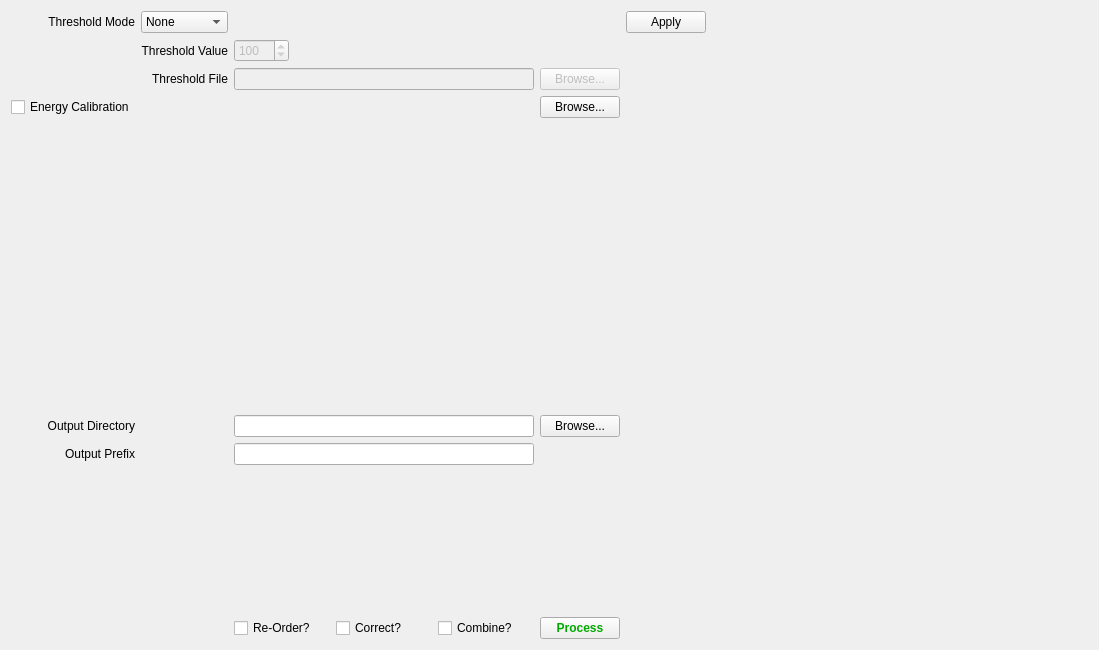
First picture: the form in STFC/HexitecGigEProject/trunk/HxtProcessingLibTest/processingForm.ui, repository stfc-detectors/hexitec, before the edit.
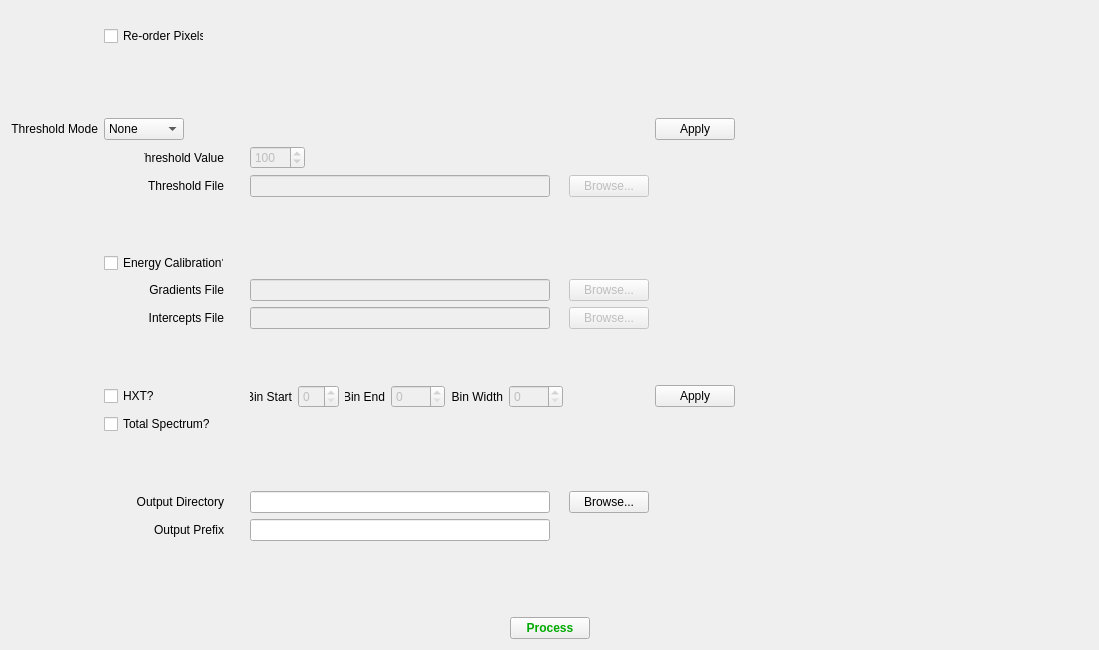
Second picture: the form after the edit.

Patch:
```diff
--- a/STFC/HexitecGigEProject/trunk/HxtProcessingLibTest/processingForm.ui
+++ b/STFC/HexitecGigEProject/trunk/HxtProcessingLibTest/processingForm.ui
@@ -25,44 +25,62 @@
    </item>
    <item row="1" column="0" rowspan="4" colspan="3">
     <layout class="QGridLayout" name="gridLayout_3">
-     <item row="6" column="2">
-      <widget class="QLineEdit" name="outputDirectory">
+     <item row="12" column="2">
+      <widget class="QCheckBox" name="totalSpectrumCheckBox">
+       <property name="text">
+        <string>Total Spectrum?</string>
+       </property>
+      </widget>
+     </item>
+     <item row="0" column="2">
+      <widget class="QCheckBox" name="re_orderCheckBox">
        <property name="maximumSize">
         <size>
-         <width>300</width>
+         <width>100</width>
          <height>16777215</height>
         </size>
        </property>
-      </widget>
-     </item>
-     <item row="6" column="0">
-      <widget class="QLabel" name="outputDirectorylabel">
+       <property name="layoutDirection">
+        <enum>Qt::LeftToRight</enum>
+       </property>
        <property name="text">
-        <string>Output Directory</string>
+        <string>Re-order Pixels?</string>
        </property>
-       <property name="alignment">
-        <set>Qt::AlignRight|Qt::AlignTrailing|Qt::AlignVCenter</set>
+       <property name="checked">
+        <bool>false</bool>
        </property>
       </widget>
      </item>
-     <item row="7" column="2">
-      <widget class="QLineEdit" name="outputPrefix">
+     <item row="8" column="5">
+      <widget class="QPushButton" name="gradientsFileButton">
+       <property name="enabled">
+        <bool>false</bool>
+       </property>
        <property name="maximumSize">
         <size>
-         <width>300</width>
-         <height>16777215</height>
+         <width>80</width>
+         <height>23</height>
         </size>
        </property>
-      </widget>
-     </item>
-     <item row="6" column="3">
-      <widget class="QPushButton" name="outputDirectoryButton">
        <property name="text">
         <string>Browse...</string>
        </property>
       </widget>
      </item>
-     <item row="7" column="0">
+     <item row="10" column="2">
+      <spacer name="verticalSpacer_2">
+       <property name="orientation">
+        <enum>Qt::Vertical</enum>
+       </property>
+       <property name="sizeHint" stdset="0">
+        <size>
+         <width>20</width>
+         <height>40</height>
+        </size>
+       </property>
+      </spacer>
+     </item>
+     <item row="15" column="2">
       <widget class="QLabel" name="outputPrefixLabel">
        <property name="minimumSize">
         <size>
@@ -70,6 +88,12 @@
          <height>17</height>
         </size>
        </property>
+       <property name="maximumSize">
+        <size>
+         <width>120</width>
+         <height>16777215</height>
+        </size>
+       </property>
        <property name="layoutDirection">
         <enum>Qt::LeftToRight</enum>
        </property>
@@ -81,234 +105,7 @@
        </property>
       </widget>
      </item>
-     <item row="4" column="0">
-      <spacer name="verticalSpacer">
-       <property name="orientation">
-        <enum>Qt::Vertical</enum>
-       </property>
-       <property name="sizeHint" stdset="0">
-        <size>
-         <width>20</width>
-         <height>40</height>
-        </size>
-       </property>
-      </spacer>
-     </item>
-     <item row="0" column="0">
-      <widget class="QLabel" name="thresholdModeLabel">
-       <property name="layoutDirection">
-        <enum>Qt::LeftToRight</enum>
-       </property>
-       <property name="text">
-        <string>Threshold Mode</string>
-       </property>
-       <property name="alignment">
-        <set>Qt::AlignRight|Qt::AlignTrailing|Qt::AlignVCenter</set>
-       </property>
-      </widget>
-     </item>
-     <item row="3" column="3">
-      <widget class="QPushButton" name="configurationButton">
-       <property name="maximumSize">
-        <size>
-         <width>80</width>
-         <height>23</height>
-        </size>
-       </property>
-       <property name="text">
-        <string>Browse...</string>
-       </property>
-      </widget>
-     </item>
-     <item row="9" column="5">
-      <spacer name="horizontalSpacer">
-       <property name="orientation">
-        <enum>Qt::Horizontal</enum>
-       </property>
-       <property name="sizeHint" stdset="0">
-        <size>
-         <width>40</width>
-         <height>20</height>
-        </size>
-       </property>
-      </spacer>
-     </item>
-     <item row="5" column="0">
-      <spacer name="verticalSpacer_2">
-       <property name="orientation">
-        <enum>Qt::Vertical</enum>
-       </property>
-       <property name="sizeHint" stdset="0">
-        <size>
-         <width>20</width>
-         <height>40</height>
-        </size>
-       </property>
-      </spacer>
-     </item>
-     <item row="9" column="3">
-      <widget class="QPushButton" name="processButton">
-       <property name="maximumSize">
-        <size>
-         <width>100</width>
-         <height>16777215</height>
-        </size>
-       </property>
-       <property name="palette">
-        <palette>
-         <active>
-          <colorrole role="Text">
-           <brush brushstyle="SolidPattern">
-            <color alpha="255">
-             <red>0</red>
-             <green>170</green>
-             <blue>0</blue>
-            </color>
-           </brush>
-          </colorrole>
-          <colorrole role="ButtonText">
-           <brush brushstyle="SolidPattern">
-            <color alpha="255">
-             <red>0</red>
-             <green>170</green>
-             <blue>0</blue>
-            </color>
-           </brush>
-          </colorrole>
-         </active>
-         <inactive>
-          <colorrole role="Text">
-           <brush brushstyle="SolidPattern">
-            <color alpha="255">
-             <red>0</red>
-             <green>170</green>
-             <blue>0</blue>
-            </color>
-           </brush>
-          </colorrole>
-          <colorrole role="ButtonText">
-           <brush brushstyle="SolidPattern">
-            <color alpha="255">
-             <red>0</red>
-             <green>170</green>
-             <blue>0</blue>
-            </color>
-           </brush>
-          </colorrole>
-         </inactive>
-         <disabled>
-          <colorrole role="Text">
-           <brush brushstyle="SolidPattern">
-            <color alpha="255">
-             <red>120</red>
-             <green>120</green>
-             <blue>120</blue>
-            </color>
-           </brush>
-          </colorrole>
-          <colorrole role="ButtonText">
-           <brush brushstyle="SolidPattern">
-            <color alpha="255">
-             <red>120</red>
-             <green>120</green>
-             <blue>120</blue>
-            </color>
-           </brush>
-          </colorrole>
-         </disabled>
-        </palette>
-       </property>
-       <property name="font">
-        <font>
-         <weight>75</weight>
-         <bold>true</bold>
-        </font>
-       </property>
-       <property name="text">
-        <string>Process</string>
-       </property>
-      </widget>
-     </item>
-     <item row="9" column="2">
-      <layout class="QHBoxLayout" name="horizontalLayout_3">
-       <item>
-        <widget class="QCheckBox" name="reorderCheck">
-         <property name="maximumSize">
-          <size>
-           <width>100</width>
-           <height>16777215</height>
-          </size>
-         </property>
-         <property name="text">
-          <string>Re-Order?</string>
-         </property>
-        </widget>
-       </item>
-       <item>
-        <widget class="QCheckBox" name="correctCheck">
-         <property name="maximumSize">
-          <size>
-           <width>100</width>
-           <height>16777215</height>
-          </size>
-         </property>
-         <property name="text">
-          <string>Correct?</string>
-         </property>
-         <property name="checked">
-          <bool>false</bool>
-         </property>
-        </widget>
-       </item>
-       <item>
-        <widget class="QCheckBox" name="combineCheck">
-         <property name="maximumSize">
-          <size>
-           <width>100</width>
-           <height>16777215</height>
-          </size>
-         </property>
-         <property name="text">
-          <string>Combine?</string>
-         </property>
-        </widget>
-       </item>
-      </layout>
-     </item>
-     <item row="8" column="0">
-      <spacer name="verticalSpacer_3">
-       <property name="orientation">
-        <enum>Qt::Vertical</enum>
-       </property>
-       <property name="sizeHint" stdset="0">
-        <size>
-         <width>20</width>
-         <height>40</height>
-        </size>
-       </property>
-      </spacer>
-     </item>
-     <item row="1" column="1">
-      <widget class="QLabel" name="thresholdValueLabel">
-       <property name="text">
-        <string>Threshold Value</string>
-       </property>
-       <property name="alignment">
-        <set>Qt::AlignRight|Qt::AlignTrailing|Qt::AlignVCenter</set>
-       </property>
-      </widget>
-     </item>
-     <item row="2" column="1">
-      <widget class="QLabel" name="thresholdFileLabel">
-       <property name="text">
-        <string>Threshold File</string>
-       </property>
-       <property name="alignment">
-        <set>Qt::AlignRight|Qt::AlignTrailing|Qt::AlignVCenter</set>
-       </property>
-      </widget>
-     </item>
-     <item row="1" column="2">
+     <item row="4" column="4">
       <widget class="QSpinBox" name="thresholdValue">
        <property name="enabled">
         <bool>false</bool>
@@ -336,8 +133,330 @@
        </property>
       </widget>
      </item>
-     <item row="0" column="1">
+     <item row="11" column="4">
+      <layout class="QHBoxLayout" name="horizontalLayout">
+       <item>
+        <widget class="QLabel" name="startBinLabel">
+         <property name="maximumSize">
+          <size>
+           <width>42</width>
+           <height>16777215</height>
+          </size>
+         </property>
+         <property name="sizeIncrement">
+          <size>
+           <width>40</width>
+           <height>0</height>
+          </size>
+         </property>
+         <property name="text">
+          <string>Bin Start</string>
+         </property>
+         <property name="alignment">
+          <set>Qt::AlignRight|Qt::AlignTrailing|Qt::AlignVCenter</set>
+         </property>
+        </widget>
+       </item>
+       <item>
+        <widget class="QSpinBox" name="binStarSpinBox">
+         <property name="enabled">
+          <bool>false</bool>
+         </property>
+         <property name="maximumSize">
+          <size>
+           <width>55</width>
+           <height>16777215</height>
+          </size>
+         </property>
+        </widget>
+       </item>
+       <item>
+        <widget class="QLabel" name="endBinLabel">
+         <property name="maximumSize">
+          <size>
+           <width>40</width>
+           <height>16777215</height>
+          </size>
+         </property>
+         <property name="text">
+          <string>Bin End</string>
+         </property>
+         <property name="alignment">
+          <set>Qt::AlignRight|Qt::AlignTrailing|Qt::AlignVCenter</set>
+         </property>
+        </widget>
+       </item>
+       <item>
+        <widget class="QSpinBox" name="binEndSpinBox">
+         <property name="enabled">
+          <bool>false</bool>
+         </property>
+         <property name="maximumSize">
+          <size>
+           <width>55</width>
+           <height>16777215</height>
+          </size>
+         </property>
+         <property name="maximum">
+          <number>6400</number>
+         </property>
+        </widget>
+       </item>
+       <item>
+        <widget class="QLabel" name="label">
+         <property name="text">
+          <string>Bin Width</string>
+         </property>
+         <property name="alignment">
+          <set>Qt::AlignRight|Qt::AlignTrailing|Qt::AlignVCenter</set>
+         </property>
+        </widget>
+       </item>
+       <item>
+        <widget class="QSpinBox" name="binWidthSpinBox">
+         <property name="enabled">
+          <bool>false</bool>
+         </property>
+         <property name="maximumSize">
+          <size>
+           <width>55</width>
+           <height>16777215</height>
+          </size>
+         </property>
+         <property name="maximum">
+          <number>6400</number>
+         </property>
+        </widget>
+       </item>
+      </layout>
+     </item>
+     <item row="6" column="2">
+      <spacer name="verticalSpacer_5">
+       <property name="orientation">
+        <enum>Qt::Vertical</enum>
+       </property>
+       <property name="sizeHint" stdset="0">
+        <size>
+         <width>20</width>
+         <height>40</height>
+        </size>
+       </property>
+      </spacer>
+     </item>
+     <item row="11" column="2">
+      <layout class="QHBoxLayout" name="horizontalLayout_2">
+       <item>
+        <widget class="QCheckBox" name="hxtCheckBox">
+         <property name="text">
+          <string>HXT?</string>
+         </property>
+        </widget>
+       </item>
+      </layout>
+     </item>
+     <item row="7" column="2">
+      <widget class="QCheckBox" name="energyCalibrationCheckBox">
+       <property name="maximumSize">
+        <size>
+         <width>120</width>
+         <height>16777215</height>
+        </size>
+       </property>
+       <property name="text">
+        <string>Energy Calibration?</string>
+       </property>
+      </widget>
+     </item>
+     <item row="4" column="2">
+      <widget class="QLabel" name="thresholdValueLabel">
+       <property name="maximumSize">
+        <size>
+         <width>80</width>
+         <height>16777215</height>
+        </size>
+       </property>
+       <property name="layoutDirection">
+        <enum>Qt::RightToLeft</enum>
+       </property>
+       <property name="text">
+        <string>Threshold Value</string>
+       </property>
+       <property name="alignment">
+        <set>Qt::AlignRight|Qt::AlignTrailing|Qt::AlignVCenter</set>
+       </property>
+      </widget>
+     </item>
+     <item row="5" column="5">
+      <widget class="QPushButton" name="thresholdFileButton">
+       <property name="enabled">
+        <bool>false</bool>
+       </property>
+       <property name="maximumSize">
+        <size>
+         <width>80</width>
+         <height>23</height>
+        </size>
+       </property>
+       <property name="text">
+        <string>Browse...</string>
+       </property>
+      </widget>
+     </item>
+     <item row="0" column="3">
+      <spacer name="verticalSpacer_6">
+       <property name="orientation">
+        <enum>Qt::Vertical</enum>
+       </property>
+       <property name="sizeHint" stdset="0">
+        <size>
+         <width>20</width>
+         <height>40</height>
+        </size>
+       </property>
+      </spacer>
+     </item>
+     <item row="17" column="7">
+      <spacer name="horizontalSpacer">
+       <property name="orientation">
+        <enum>Qt::Horizontal</enum>
+       </property>
+       <property name="sizeHint" stdset="0">
+        <size>
+         <width>40</width>
+         <height>20</height>
+        </size>
+       </property>
+      </spacer>
+     </item>
+     <item row="1" column="2">
+      <spacer name="verticalSpacer_4">
+       <property name="orientation">
+        <enum>Qt::Vertical</enum>
+       </property>
+       <property name="sizeHint" stdset="0">
+        <size>
+         <width>20</width>
+         <height>40</height>
+        </size>
+       </property>
+      </spacer>
+     </item>
+     <item row="16" column="1">
+      <spacer name="verticalSpacer_3">
+       <property name="orientation">
+        <enum>Qt::Vertical</enum>
+       </property>
+       <property name="sizeHint" stdset="0">
+        <size>
+         <width>20</width>
+         <height>40</height>
+        </size>
+       </property>
+      </spacer>
+     </item>
+     <item row="2" column="6">
+      <widget class="QPushButton" name="thresholdButton">
+       <property name="maximumSize">
+        <size>
+         <width>80</width>
+         <height>16777215</height>
+        </size>
+       </property>
+       <property name="text">
+        <string>Apply</string>
+       </property>
+      </widget>
+     </item>
+     <item row="11" column="6">
+      <widget class="QPushButton" name="energyCalibrationButton">
+       <property name="text">
+        <string>Apply</string>
+       </property>
+      </widget>
+     </item>
+     <item row="14" column="4">
+      <widget class="QLineEdit" name="outputDirectory">
+       <property name="maximumSize">
+        <size>
+         <width>300</width>
+         <height>16777215</height>
+        </size>
+       </property>
+      </widget>
+     </item>
+     <item row="5" column="2">
+      <widget class="QLabel" name="thresholdFileLabel">
+       <property name="maximumSize">
+        <size>
+         <width>80</width>
+         <height>16777215</height>
+        </size>
+       </property>
+       <property name="layoutDirection">
+        <enum>Qt::RightToLeft</enum>
+       </property>
+       <property name="text">
+        <string>Threshold File</string>
+       </property>
+       <property name="alignment">
+        <set>Qt::AlignRight|Qt::AlignTrailing|Qt::AlignVCenter</set>
+       </property>
+      </widget>
+     </item>
+     <item row="14" column="5">
+      <widget class="QPushButton" name="outputDirectoryButton">
+       <property name="text">
+        <string>Browse...</string>
+       </property>
+      </widget>
+     </item>
+     <item row="5" column="4">
+      <widget class="QLineEdit" name="thresholdFile">
+       <property name="enabled">
+        <bool>false</bool>
+       </property>
+       <property name="maximumSize">
+        <size>
+         <width>300</width>
+         <height>16777215</height>
+        </size>
+       </property>
+      </widget>
+     </item>
+     <item row="8" column="4">
+      <widget class="QLineEdit" name="gradientsFile">
+       <property name="enabled">
+        <bool>false</bool>
+       </property>
+       <property name="maximumSize">
+        <size>
+         <width>300</width>
+         <height>16777215</height>
+        </size>
+       </property>
+      </widget>
+     </item>
+     <item row="9" column="4">
+      <widget class="QLineEdit" name="interceptsFile">
+       <property name="enabled">
+        <bool>false</bool>
+       </property>
+       <property name="maximumSize">
+        <size>
+         <width>300</width>
+         <height>16777215</height>
+        </size>
+       </property>
+      </widget>
+     </item>
+     <item row="2" column="2">
       <widget class="QComboBox" name="thresholdModeComboBox">
+       <property name="maximumSize">
+        <size>
+         <width>80</width>
+         <height>16777215</height>
+        </size>
+       </property>
        <property name="currentText">
         <string>None</string>
        </property>
@@ -358,11 +477,47 @@
        </item>
       </widget>
      </item>
-     <item row="2" column="2">
-      <widget class="QLineEdit" name="thresholdFile">
-       <property name="enabled">
-        <bool>false</bool>
+     <item row="8" column="2">
+      <widget class="QLabel" name="gradientsFileLabel">
+       <property name="text">
+        <string>Gradients File</string>
        </property>
+       <property name="alignment">
+        <set>Qt::AlignRight|Qt::AlignTrailing|Qt::AlignVCenter</set>
+       </property>
+      </widget>
+     </item>
+     <item row="9" column="2">
+      <widget class="QLabel" name="interceptsFileLabel">
+       <property name="text">
+        <string>Intercepts File</string>
+       </property>
+       <property name="alignment">
+        <set>Qt::AlignRight|Qt::AlignTrailing|Qt::AlignVCenter</set>
+       </property>
+      </widget>
+     </item>
+     <item row="2" column="1">
+      <widget class="QLabel" name="thresholdModeLabel">
+       <property name="maximumSize">
+        <size>
+         <width>120</width>
+         <height>16777215</height>
+        </size>
+       </property>
+       <property name="layoutDirection">
+        <enum>Qt::LeftToRight</enum>
+       </property>
+       <property name="text">
+        <string>Threshold Mode</string>
+       </property>
+       <property name="alignment">
+        <set>Qt::AlignRight|Qt::AlignTrailing|Qt::AlignVCenter</set>
+       </property>
+      </widget>
+     </item>
+     <item row="15" column="4">
+      <widget class="QLineEdit" name="outputPrefix">
        <property name="maximumSize">
         <size>
          <width>300</width>
@@ -371,44 +526,156 @@
        </property>
       </widget>
      </item>
-     <item row="2" column="3">
-      <widget class="QPushButton" name="thresholdFileButton">
-       <property name="enabled">
-        <bool>false</bool>
-       </property>
+     <item row="14" column="2">
+      <widget class="QLabel" name="outputDirectorylabel">
        <property name="maximumSize">
         <size>
-         <width>80</width>
-         <height>23</height>
+         <width>120</width>
+         <height>16777215</height>
         </size>
+       </property>
+       <property name="text">
+        <string>Output Directory</string>
+       </property>
+       <property name="alignment">
+        <set>Qt::AlignRight|Qt::AlignTrailing|Qt::AlignVCenter</set>
+       </property>
+      </widget>
+     </item>
+     <item row="9" column="5">
+      <widget class="QPushButton" name="interceptsFileButton">
+       <property name="enabled">
+        <bool>false</bool>
        </property>
        <property name="text">
         <string>Browse...</string>
        </property>
       </widget>
      </item>
-     <item row="0" column="4">
-      <widget class="QPushButton" name="thresholdButton">
-       <property name="maximumSize">
+     <item row="13" column="2">
+      <spacer name="verticalSpacer">
+       <property name="orientation">
+        <enum>Qt::Vertical</enum>
+       </property>
+       <property name="sizeHint" stdset="0">
         <size>
-         <width>80</width>
-         <height>16777215</height>
+         <width>20</width>
+         <height>40</height>
         </size>
        </property>
-       <property name="text">
-        <string>Apply</string>
-       </property>
-      </widget>
-     </item>
-     <item row="3" column="0">
-      <widget class="QCheckBox" name="energyCalibrationCheckBox">
-       <property name="text">
-        <string>Energy Calibration</string>
-       </property>
-      </widget>
+      </spacer>
      </item>
     </layout>
    </item>
+   <item row="6" column="0">
+    <spacer name="horizontalSpacer_2">
+     <property name="orientation">
+      <enum>Qt::Horizontal</enum>
+     </property>
+     <property name="sizeHint" stdset="0">
+      <size>
+       <width>40</width>
+       <height>20</height>
+      </size>
+     </property>
+    </spacer>
+   </item>
+   <item row="6" column="1">
+    <widget class="QPushButton" name="processButton">
+     <property name="maximumSize">
+      <size>
+       <width>100</width>
+       <height>16777215</height>
+      </size>
+     </property>
+     <property name="palette">
+      <palette>
+       <active>
+        <colorrole role="Text">
+         <brush brushstyle="SolidPattern">
+          <color alpha="255">
+           <red>0</red>
+           <green>170</green>
+           <blue>0</blue>
+          </color>
+         </brush>
+        </colorrole>
+        <colorrole role="ButtonText">
+         <brush brushstyle="SolidPattern">
+          <color alpha="255">
+           <red>0</red>
+           <green>170</green>
+           <blue>0</blue>
+          </color>
+         </brush>
+        </colorrole>
+       </active>
+       <inactive>
+        <colorrole role="Text">
+         <brush brushstyle="SolidPattern">
+          <color alpha="255">
+           <red>0</red>
+           <green>170</green>
+           <blue>0</blue>
+          </color>
+         </brush>
+        </colorrole>
+        <colorrole role="ButtonText">
+         <brush brushstyle="SolidPattern">
+          <color alpha="255">
+           <red>0</red>
+           <green>170</green>
+           <blue>0</blue>
+          </color>
+         </brush>
+        </colorrole>
+       </inactive>
+       <disabled>
+        <colorrole role="Text">
+         <brush brushstyle="SolidPattern">
+          <color alpha="255">
+           <red>120</red>
+           <green>120</green>
+           <blue>120</blue>
+          </color>
+         </brush>
+        </colorrole>
+        <colorrole role="ButtonText">
+         <brush brushstyle="SolidPattern">
+          <color alpha="255">
+           <red>120</red>
+           <green>120</green>
+           <blue>120</blue>
+          </color>
+         </brush>
+        </colorrole>
+       </disabled>
+      </palette>
+     </property>
+     <property name="font">
+      <font>
+       <weight>75</weight>
+       <bold>true</bold>
+      </font>
+     </property>
+     <property name="text">
+      <string>Process</string>
+     </property>
+    </widget>
+   </item>
+   <item row="6" column="2">
+    <spacer name="horizontalSpacer_3">
+     <property name="orientation">
+      <enum>Qt::Horizontal</enum>
+     </property>
+     <property name="sizeHint" stdset="0">
+      <size>
+       <width>40</width>
+       <height>20</height>
+      </size>
+     </property>
+    </spacer>
+   </item>
   </layout>
  </widget>
  <resources/>
```
